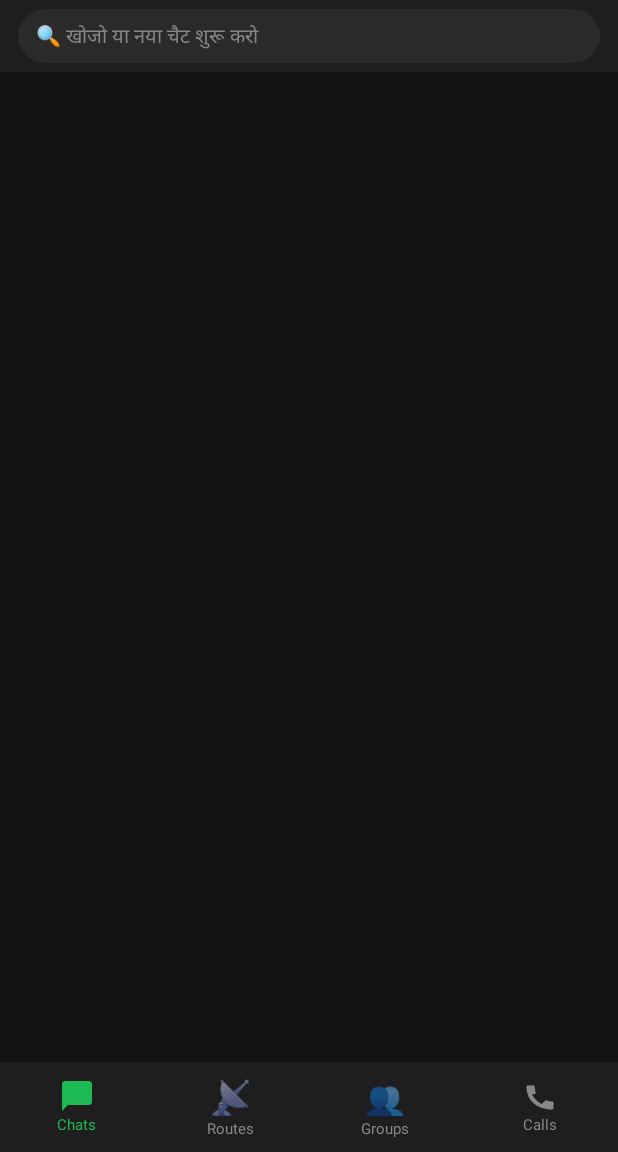
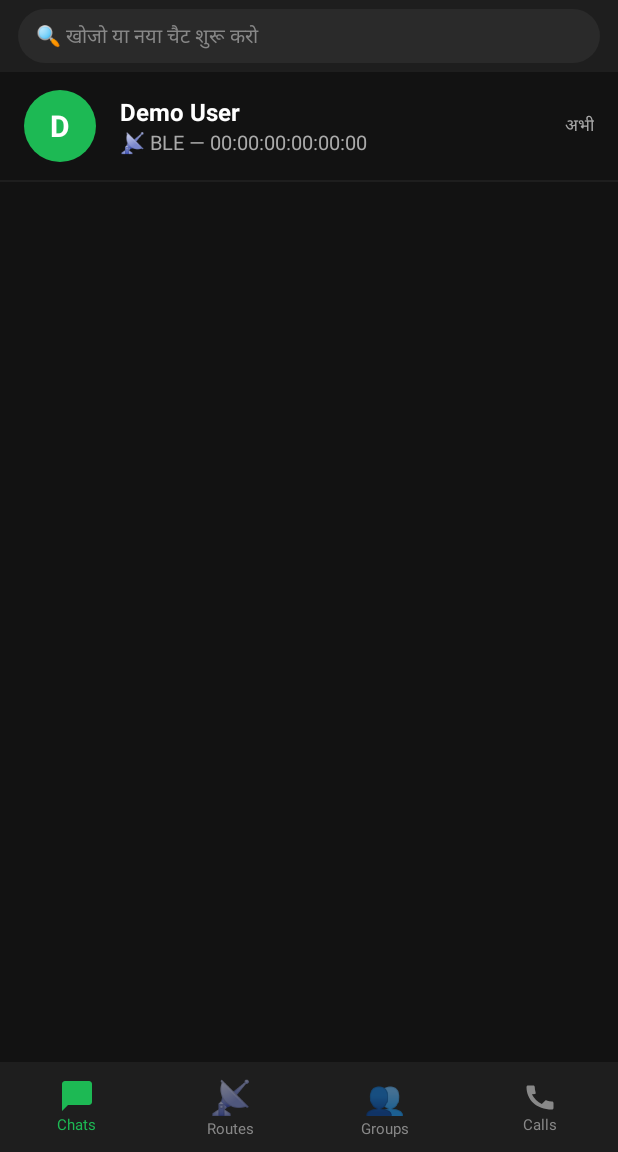
Before and after one commit to asrajuff-del/FreeChat, an Android app: the ChatListActivity screen opened directly, with no data from a screen before it, on a phone screen of 412 x 824 dp, the part 84-1236 px from its top. Run offline under Robolectric (Android 15) with nearby library versions, the phone set to English and light mode, and no system bars.

Commit message:
Add demo contact for testing

```diff
--- a/app/src/main/java/com/freechat/app/ChatListActivity.java
+++ b/app/src/main/java/com/freechat/app/ChatListActivity.java
@@ -76,6 +76,10 @@ public class ChatListActivity extends AppCompatActivity {
         });
 
         requestPermissionsAndScan();
+
+        // Demo contact
+        deviceList.add("Demo User\n00:00:00:00:00:00");
+        adapter.notifyDataSetChanged();
     }
 
     private void requestPermissionsAndScan() {
```
